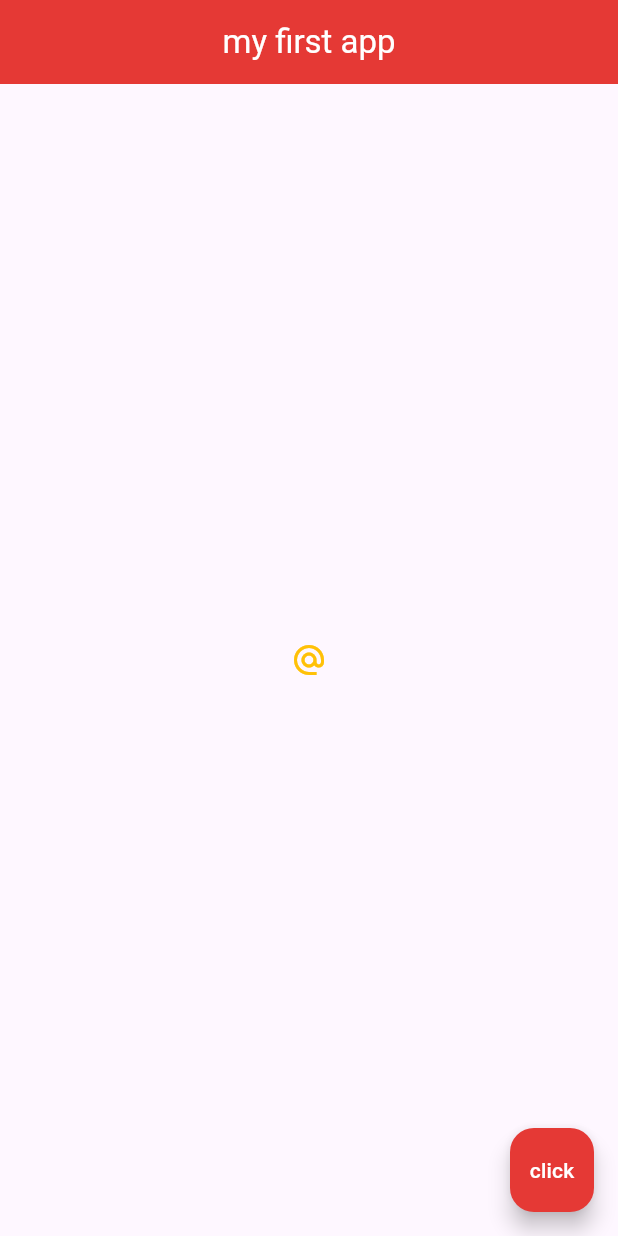
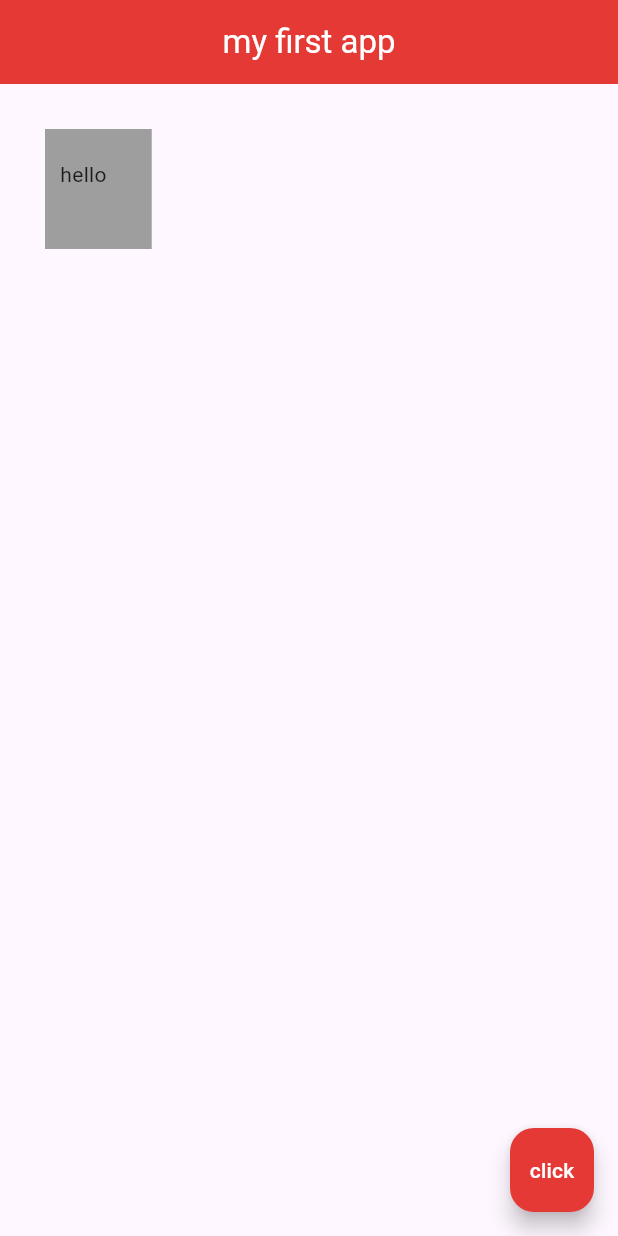
Before and after one commit to archie-bryann/myapp, a Flutter app: the screen it shows after launch, on a phone screen of 412 x 824 dp. Run offline on Flutter 3.47's test engine with Material 3 defaults, Android fonts, the phone set to English and light mode, and no system bars.

Commit message:
containers

```diff
--- a/lib/main.dart
+++ b/lib/main.dart
@@ -1,4 +1,4 @@
-import 'package:flutter/foundation.dart';
+// import 'package:flutter/foundation.dart';
 import 'package:flutter/material.dart';
 
 void main() {
@@ -22,7 +22,7 @@ class Home extends StatelessWidget {
           centerTitle: true,
           backgroundColor: Colors.red[600],
         ),
-        body: Center(
+        // body: Center(
             // child: Text(
             //     'hello ninjas!',
             //     style: TextStyle(
@@ -74,12 +74,20 @@ class Home extends StatelessWidget {
             //   ),
             // )
 
-          child: IconButton(
-            onPressed: () {},
-            icon: Icon(Icons.alternate_email),
-            color: Colors.amber,
-          )
+        //   child: IconButton(
+        //     onPressed: () {},
+        //     icon: Icon(Icons.alternate_email),
+        //     color: Colors.amber,
+        //   )
+        // ),
 
+        body: Container( // takes up the size of the child widget
+          // padding: EdgeInsets.all(20.0),
+          // padding: EdgeInsets.symmetric(horizontal: 30.0, vertical: 10.0),
+          padding: EdgeInsets.fromLTRB(10.0, 20.0, 30.0, 40.0),
+          margin: EdgeInsets.all(30.0),
+          color: Colors.grey,
+          child: Text("hello")
         ),
         floatingActionButton: FloatingActionButton(
           onPressed: () {  },
```
